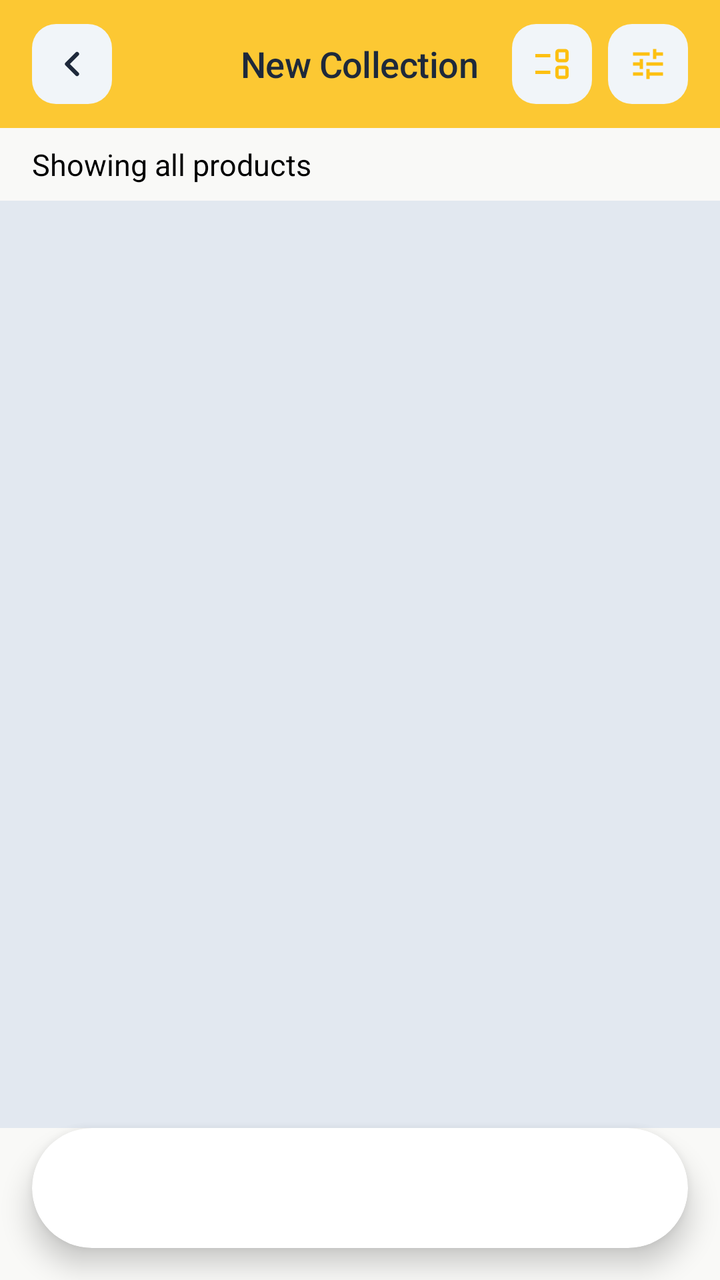
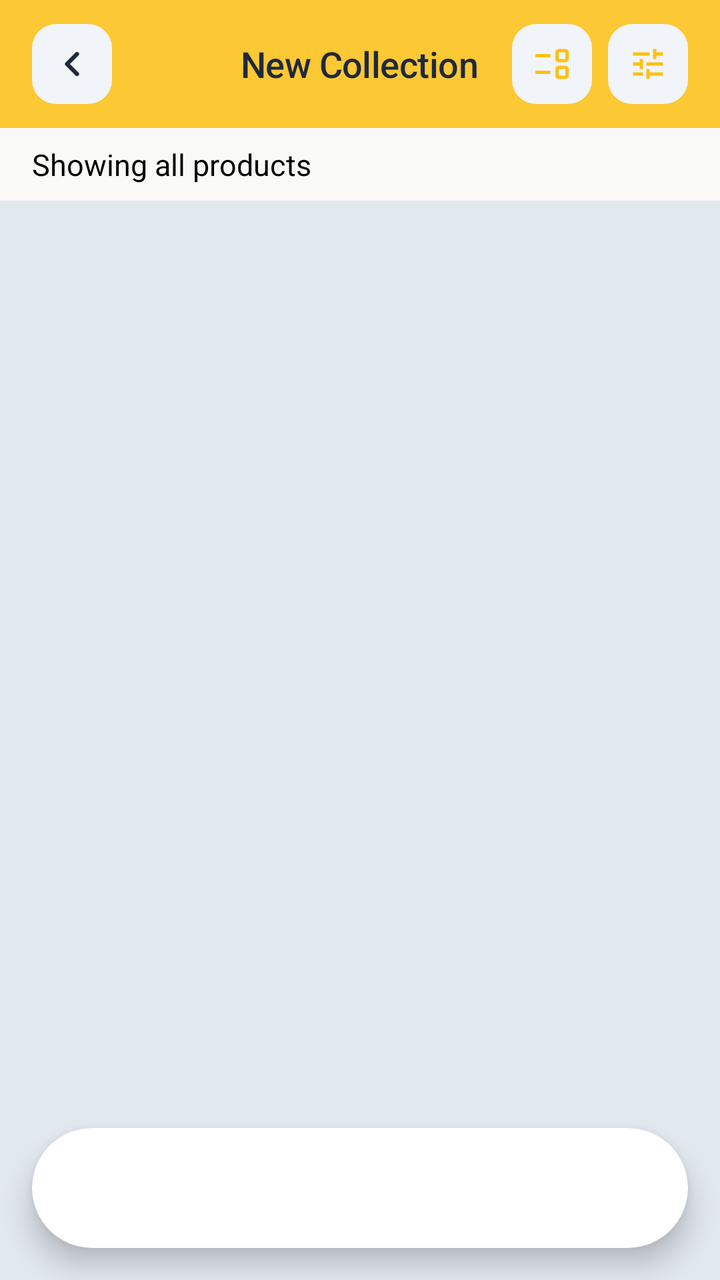

Compare the two renders of this Android layout. The source of the first and the diff that turns it into the second are given below.
<!-- AndroidManifest.xml: application theme Theme.BeckieDealApp -->
<!-- res/layout/activity_product_list.xml -->
﻿<?xml version="1.0" encoding="utf-8"?>

<androidx.constraintlayout.widget.ConstraintLayout
    xmlns:android="http://schemas.android.com/apk/res/android"
    xmlns:app="http://schemas.android.com/apk/res-auto"
    android:layout_width="match_parent"
    android:layout_height="match_parent"
    android:background="@color/background"
    android:fitsSystemWindows="true">

    
    <com.google.android.material.appbar.MaterialToolbar
        android:id="@+id/topAppBar"
        android:layout_width="match_parent"
        android:layout_height="64dp"
        android:background="@color/topbar_yellow_transparent"
        app:elevation="0dp"
        app:contentInsetStart="0dp"
        app:layout_constraintTop_toTopOf="parent">

        <RelativeLayout
            android:layout_width="match_parent"
            android:layout_height="match_parent"
            android:paddingHorizontal="16dp">

            <ImageView
                android:id="@+id/backButton"
                android:layout_width="40dp"
                android:layout_height="40dp"
                android:layout_alignParentStart="true"
                android:layout_centerVertical="true"
                android:background="@drawable/form_field_background"
                android:padding="10dp"
                android:src="@drawable/ic_arrow_left"
                android:contentDescription="Back"
                app:tint="@color/text_primary" />

            <TextView
                android:id="@+id/screenTitle"
                android:layout_width="wrap_content"
                android:layout_height="wrap_content"
                android:layout_centerInParent="true"
                android:text="New Collection"
                android:textAppearance="@style/TextAppearance.App.SectionHeader" />

            
            <RelativeLayout
                android:id="@+id/filterButton"
                android:layout_width="40dp"
                android:layout_height="40dp"
                android:layout_alignParentEnd="true"
                android:layout_centerVertical="true"
                android:background="@drawable/form_field_background"
                android:clickable="true"
                android:focusable="true">

                <ImageView
                    android:layout_width="20dp"
                    android:layout_height="20dp"
                    android:layout_centerInParent="true"
                    android:src="@drawable/ic_filter"
                    app:tint="@color/primary" />

                <View
                    android:id="@+id/filterActiveDot"
                    android:layout_width="8dp"
                    android:layout_height="8dp"
                    android:layout_alignParentTop="true"
                    android:layout_alignParentEnd="true"
                    android:layout_margin="3dp"
                    android:background="@drawable/badge_pill"
                    android:backgroundTint="@color/primary"
                    android:visibility="gone" />

            </RelativeLayout>

            
            <RelativeLayout
                android:id="@+id/viewModeButton"
                android:layout_width="40dp"
                android:layout_height="40dp"
                android:layout_toStartOf="@id/filterButton"
                android:layout_marginEnd="8dp"
                android:layout_centerVertical="true"
                android:background="@drawable/form_field_background"
                android:clickable="true"
                android:focusable="true">

                <ImageView
                    android:id="@+id/viewModeIcon"
                    android:layout_width="20dp"
                    android:layout_height="20dp"
                    android:layout_centerInParent="true"
                    android:src="@drawable/event_list_24"
                    app:tint="@color/primary" />

            </RelativeLayout>

        </RelativeLayout>
    </com.google.android.material.appbar.MaterialToolbar>

    
    <HorizontalScrollView
        android:id="@+id/activeFiltersScroll"
        android:layout_width="match_parent"
        android:layout_height="wrap_content"
        android:scrollbars="none"
        android:visibility="gone"
        app:layout_constraintTop_toBottomOf="@id/topAppBar">

        <LinearLayout
            android:id="@+id/activeFiltersContainer"
            android:layout_width="wrap_content"
            android:layout_height="wrap_content"
            android:orientation="horizontal"
            android:paddingHorizontal="16dp"
            android:paddingVertical="8dp" />
    </HorizontalScrollView>

    
    <TextView
        android:id="@+id/resultsLabel"
        android:layout_width="match_parent"
        android:layout_height="wrap_content"
        android:paddingHorizontal="16dp"
        android:paddingTop="8dp"
        android:paddingBottom="4dp"
        android:text="Showing all products"
        android:textAppearance="@style/TextAppearance.App.Body"
        app:layout_constraintTop_toBottomOf="@id/activeFiltersScroll" />

    
    <androidx.recyclerview.widget.RecyclerView
        android:id="@+id/productsGrid"
        android:layout_width="match_parent"
        android:layout_height="0dp"
        android:layout_marginTop="4dp"
        android:paddingBottom="16dp"
        android:background="@color/border_color"
        android:nestedScrollingEnabled="false"
        android:overScrollMode="never"
        app:layout_constraintTop_toBottomOf="@id/resultsLabel"
        app:layout_constraintBottom_toTopOf="@id/bottomNavGlassHost" />

    
    <include layout="@layout/layout_bottom_nav" />

</androidx.constraintlayout.widget.ConstraintLayout>
<!-- res/layout/layout_bottom_nav.xml (included above) -->
<?xml version="1.0" encoding="utf-8"?>
<FrameLayout
    xmlns:android="http://schemas.android.com/apk/res/android"
    xmlns:app="http://schemas.android.com/apk/res-auto"
    android:id="@+id/bottomNavGlassHost"
    android:layout_width="0dp"
    android:layout_height="wrap_content"
    android:layout_marginStart="@dimen/bottom_nav_side_margin"
    android:layout_marginEnd="@dimen/bottom_nav_side_margin"
    android:layout_marginBottom="@dimen/bottom_nav_bottom_margin"
    android:background="@drawable/bottom_nav_glass_bg"
    android:clipToOutline="true"
    android:elevation="8dp"
    app:layout_constraintBottom_toBottomOf="parent"
    app:layout_constraintStart_toStartOf="parent"
    app:layout_constraintEnd_toEndOf="parent">

    <LinearLayout
        android:id="@+id/customBottomNav"
        android:layout_width="match_parent"
        android:layout_height="60dp"
        android:orientation="horizontal"
        android:gravity="center"
        android:paddingStart="4dp"
        android:paddingEnd="4dp"
        android:weightSum="5.0">

        
        <LinearLayout
            android:id="@+id/navItemHome"
            android:layout_width="0dp"
            android:layout_height="match_parent"
            android:layout_weight="1"
            android:gravity="center"
            android:orientation="horizontal"
            android:clickable="true"
            android:focusable="true"
            android:background="?attr/selectableItemBackgroundBorderless">

            <LinearLayout
                android:id="@+id/navPillHome"
                android:layout_width="wrap_content"
                android:layout_height="34dp"
                android:orientation="horizontal"
                android:gravity="center"
                android:paddingStart="8dp"
                android:paddingEnd="8dp"
                android:background="@drawable/nav_pill_background">

                <ImageView
                    android:id="@+id/navIconHome"
                    android:layout_width="20dp"
                    android:layout_height="20dp"
                    android:src="@drawable/bottom_nav_home_icon"
                    android:scaleType="fitCenter" />

                <TextView
                    android:id="@+id/navLabelHome"
                    android:layout_width="wrap_content"
                    android:layout_height="wrap_content"
                    android:layout_marginStart="5dp"
                    android:text="Home"
                    android:textSize="11sp"
                    android:textStyle="bold"
                    android:visibility="gone"
                    android:alpha="0"
                    android:includeFontPadding="false" />
            </LinearLayout>
        </LinearLayout>

        
        <LinearLayout
            android:id="@+id/navItemCategories"
            android:layout_width="0dp"
            android:layout_height="match_parent"
            android:layout_weight="1"
            android:gravity="center"
            android:orientation="horizontal"
            android:clickable="true"
            android:focusable="true"
            android:background="?attr/selectableItemBackgroundBorderless">

            <LinearLayout
                android:id="@+id/navPillCategories"
                android:layout_width="wrap_content"
                android:layout_height="34dp"
                android:orientation="horizontal"
                android:gravity="center"
                android:paddingStart="8dp"
                android:paddingEnd="8dp"
                android:background="@drawable/nav_pill_background">

                <ImageView
                    android:id="@+id/navIconCategories"
                    android:layout_width="20dp"
                    android:layout_height="20dp"
                    android:src="@drawable/bottom_nav_categories_icon"
                    android:scaleType="fitCenter" />

                <TextView
                    android:id="@+id/navLabelCategories"
                    android:layout_width="wrap_content"
                    android:layout_height="wrap_content"
                    android:layout_marginStart="5dp"
                    android:text="Categories"
                    android:textSize="11sp"
                    android:textStyle="bold"
                    android:visibility="gone"
                    android:alpha="0"
                    android:includeFontPadding="false"
                    android:maxLines="1" />
            </LinearLayout>
        </LinearLayout>

        
        <LinearLayout
            android:id="@+id/navItemWishlist"
            android:layout_width="0dp"
            android:layout_height="match_parent"
            android:layout_weight="1"
            android:gravity="center"
            android:orientation="horizontal"
            android:clickable="true"
            android:focusable="true"
            android:background="?attr/selectableItemBackgroundBorderless">

            <LinearLayout
                android:id="@+id/navPillWishlist"
                android:layout_width="wrap_content"
                android:layout_height="34dp"
                android:orientation="horizontal"
                android:gravity="center"
                android:paddingStart="8dp"
                android:paddingEnd="8dp"
                android:background="@drawable/nav_pill_background">

                <ImageView
                    android:id="@+id/navIconWishlist"
                    android:layout_width="20dp"
                    android:layout_height="20dp"
                    android:src="@drawable/bottom_nav_favorites_icon"
                    android:scaleType="fitCenter" />

                <TextView
                    android:id="@+id/navLabelWishlist"
                    android:layout_width="wrap_content"
                    android:layout_height="wrap_content"
                    android:layout_marginStart="5dp"
                    android:text="Wishlist"
                    android:textSize="11sp"
                    android:textStyle="bold"
                    android:visibility="gone"
                    android:alpha="0"
                    android:includeFontPadding="false"
                    android:maxLines="1" />
            </LinearLayout>
        </LinearLayout>

        
        <LinearLayout
            android:id="@+id/navItemCart"
            android:layout_width="0dp"
            android:layout_height="match_parent"
            android:layout_weight="1"
            android:gravity="center"
            android:orientation="horizontal"
            android:clickable="true"
            android:focusable="true"
            android:background="?attr/selectableItemBackgroundBorderless">

            <LinearLayout
                android:id="@+id/navPillCart"
                android:layout_width="wrap_content"
                android:layout_height="34dp"
                android:orientation="horizontal"
                android:gravity="center"
                android:paddingStart="8dp"
                android:paddingEnd="8dp"
                android:background="@drawable/nav_pill_background">

                <ImageView
                    android:id="@+id/navIconCart"
                    android:layout_width="20dp"
                    android:layout_height="20dp"
                    android:src="@drawable/bottom_nav_cart_icon"
                    android:scaleType="fitCenter" />

                
                <FrameLayout
                    android:layout_width="wrap_content"
                    android:layout_height="wrap_content"
                    android:layout_marginStart="-6dp"
                    android:layout_marginTop="-4dp">
                    
                    <TextView
                        android:id="@+id/cartBadge"
                        android:layout_width="16dp"
                        android:layout_height="16dp"
                        android:background="@drawable/badge_pill"
                        android:backgroundTint="@color/primary"
                        android:textSize="9sp"
                        android:textStyle="bold"
                        android:textColor="@color/white_fixed"
                        android:visibility="gone"
                        android:includeFontPadding="false"
                        android:gravity="center" />
                </FrameLayout>

                <TextView
                    android:id="@+id/navLabelCart"
                    android:layout_width="wrap_content"
                    android:layout_height="wrap_content"
                    android:layout_marginStart="5dp"
                    android:text="Cart"
                    android:textSize="11sp"
                    android:textStyle="bold"
                    android:visibility="gone"
                    android:alpha="0"
                    android:includeFontPadding="false" />
            </LinearLayout>
        </LinearLayout>

        
        <LinearLayout
            android:id="@+id/navItemAccount"
            android:layout_width="0dp"
            android:layout_height="match_parent"
            android:layout_weight="1"
            android:gravity="center"
            android:orientation="horizontal"
            android:clickable="true"
            android:focusable="true"
            android:background="?attr/selectableItemBackgroundBorderless">

            <LinearLayout
                android:id="@+id/navPillAccount"
                android:layout_width="wrap_content"
                android:layout_height="34dp"
                android:orientation="horizontal"
                android:gravity="center"
                android:paddingStart="8dp"
                android:paddingEnd="8dp"
                android:background="@drawable/nav_pill_background">

                <ImageView
                    android:id="@+id/navIconAccount"
                    android:layout_width="20dp"
                    android:layout_height="20dp"
                    android:src="@drawable/bottom_nav_account_icon"
                    android:scaleType="fitCenter" />

                <TextView
                    android:id="@+id/navLabelAccount"
                    android:layout_width="wrap_content"
                    android:layout_height="wrap_content"
                    android:layout_marginStart="5dp"
                    android:text="Account"
                    android:textSize="11sp"
                    android:textStyle="bold"
                    android:visibility="gone"
                    android:alpha="0"
                    android:includeFontPadding="false" />
            </LinearLayout>
        </LinearLayout>

    </LinearLayout>

</FrameLayout>
<!-- resources referenced by this layout -->
<resources>
  <color name="background">#F9F9F7</color>
  <color name="border_color">#E2E8F0</color>
  <color name="primary">#FDC011</color>
  <color name="text_primary">#1E293B</color>
  <color name="topbar_yellow_transparent">#D9FDC011</color>
  <color name="white_fixed">#FFFFFF</color>
  <dimen name="bottom_nav_bottom_margin">16dp</dimen>
  <dimen name="bottom_nav_side_margin">16dp</dimen>
  <!-- drawable bottom_nav_glass_bg (drawable) -->
  <?xml version="1.0" encoding="utf-8"?>
  <shape xmlns:android="http://schemas.android.com/apk/res/android"
      android:shape="rectangle">
      <solid android:color="@color/surface" />
      <corners android:radius="32dp" />
  </shape>
  <!-- drawable form_field_background (drawable) -->
  <?xml version="1.0" encoding="utf-8"?>
  <shape xmlns:android="http://schemas.android.com/apk/res/android">
      <solid android:color="@color/input_background" />
      <corners android:radius="12dp" />
  </shape>
  <style name="Theme.BeckieDealApp" parent="Base.Theme.BeckieDealApp">
          <item name="buttonStyle">@style/Widget.App.Button</item>
          <item name="materialButtonStyle">@style/Widget.App.Button</item>
      </style>
  <color name="surface">#FFFFFF</color>
  <color name="input_background">#F1F5F9</color>
  <style name="Widget.App.Button" parent="Widget.Material3.Button">
          <item name="shapeAppearance">@style/ShapeAppearance.App.Button.Pill</item>
          <item name="android:textAppearance">@style/TextAppearance.App.Button</item>
      </style>
  <color name="on_primary">#FFFFFF</color>
  <color name="primary_container">#FDC011</color>
  <color name="on_primary_container">#582200</color>
  <color name="chip_selected_bg">#3E2723</color>
  <color name="on_surface">#251913</color>
  <style name="TextAppearance.App.ScreenTitle" parent="TextAppearance.Material3.HeadlineMedium">
          <item name="android:fontFamily">@font/amulya_bold</item>
          <item name="android:textSize">28sp</item>
          <item name="android:letterSpacing">-0.02</item>
          <item name="android:textColor">#000000</item>
      </style>
  <style name="TextAppearance.App.ProductName" parent="TextAppearance.Material3.HeadlineSmall">
          <item name="android:fontFamily">@font/amulya_bold</item>
          <item name="android:textSize">24sp</item>
          <item name="android:letterSpacing">-0.02</item>
          <item name="android:textColor">@color/text_primary</item>
      </style>
  <style name="TextAppearance.App.PriceHero" parent="TextAppearance.Material3.TitleLarge">
          <item name="android:fontFamily">@font/amulya_bold</item>
          <item name="android:textSize">22sp</item>
          <item name="android:letterSpacing">-0.01</item>
          <item name="android:textColor">@color/text_primary</item>
      </style>
  <style name="TextAppearance.App.CardProductName" parent="TextAppearance.Material3.BodyLarge">
          <item name="android:fontFamily">@font/synonym_medium</item>
          <item name="android:textSize">15sp</item>
          <item name="android:letterSpacing">0</item>
          <item name="android:textColor">@color/text_primary</item>
      </style>
  <style name="TextAppearance.App.Button" parent="TextAppearance.Material3.LabelLarge">
          <item name="android:fontFamily">@font/synonym_semibold</item>
          <item name="android:textSize">15sp</item>
          <item name="android:letterSpacing">0.01</item>
          <item name="android:textAllCaps">false</item>
      </style>
  <style name="ShapeAppearance.App.Button.Pill" parent="">
          <item name="cornerFamily">rounded</item>
          <item name="cornerSize">50%</item>
      </style>
  <color name="text_secondary">#64748B</color>
  <color name="nav_indicator_fill">#FFF1EB</color>
  <style name="ShapeAppearance.App.BottomNav.ActiveIndicator" parent="">
          <item name="cornerFamily">rounded</item>
          <item name="cornerSize">50%</item>
      </style>
  <!-- unchanged entries left out for length: 38 -->
</resources>

<!-- the commit's change to res/layout/activity_product_list.xml (unified diff, before → after) -->
@@ -135,12 +135,13 @@
         android:layout_width="match_parent"
         android:layout_height="0dp"
         android:layout_marginTop="4dp"
-        android:paddingBottom="16dp"
+        android:paddingBottom="100dp"
+        android:clipToPadding="false"
         android:background="@color/border_color"
         android:nestedScrollingEnabled="false"
         android:overScrollMode="never"
         app:layout_constraintTop_toBottomOf="@id/resultsLabel"
-        app:layout_constraintBottom_toTopOf="@id/bottomNavGlassHost" />
+        app:layout_constraintBottom_toBottomOf="parent" />
 
     
     <include layout="@layout/layout_bottom_nav" />
